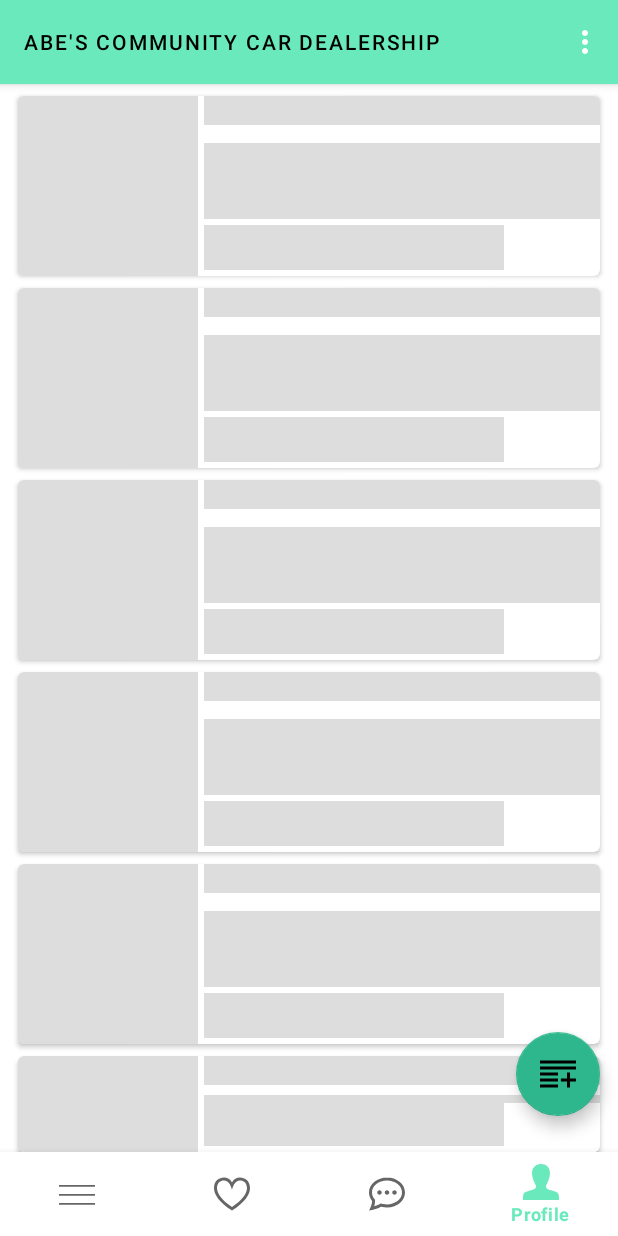
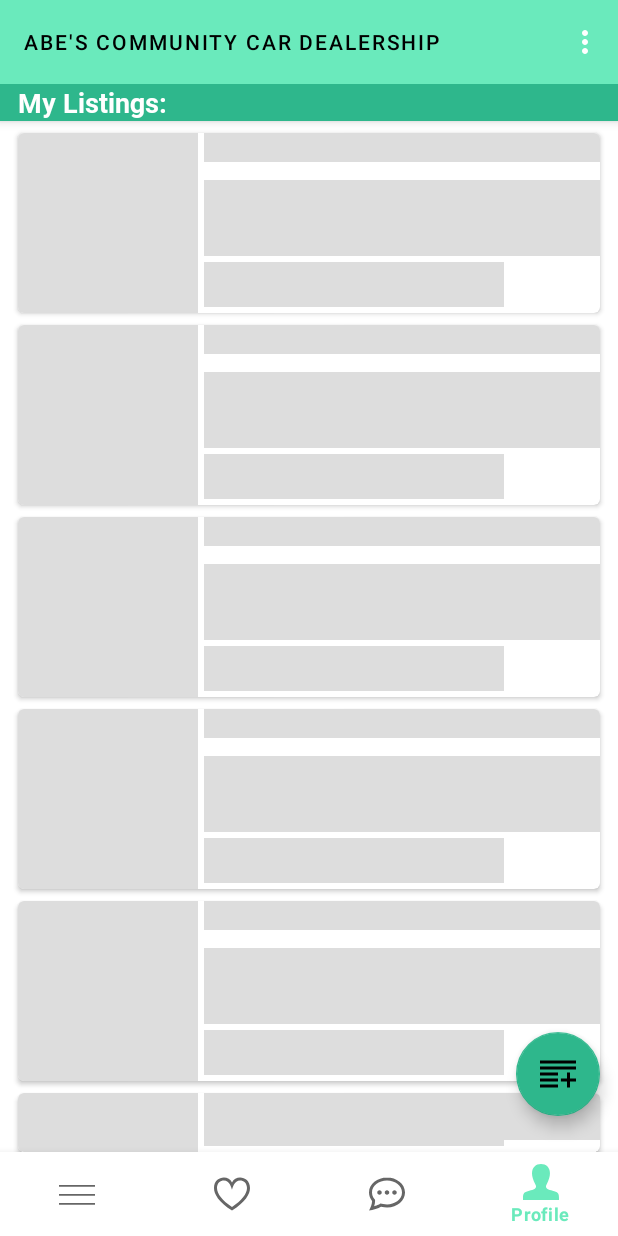
Before and after one commit to habraham2023/Abes_Car_Dealership, an Android app: the screen it shows after launch (MainActivity), item 4 of the bottom bar chosen, on a phone screen of 412 x 824 dp. Run offline under Robolectric (Android 15) with nearby library versions, the phone set to English and light mode, and no system bars; our stand-ins replace Shimmer; libraries missing offline, so code that uses them is left out: com.parse, it.xabaras.android; pictures from the network do not load; 16 statements that could not run were skipped.

Commit message:
Made several UI improvements

```diff
--- a/app/src/main/java/com/habraham/abes_car_dealership/fragments/ListingsFragment.java
+++ b/app/src/main/java/com/habraham/abes_car_dealership/fragments/ListingsFragment.java
@@ -61,7 +61,7 @@ public class ListingsFragment extends Fragment implements FilterFragmentDialog.F
     EndlessRecyclerViewScrollListener scrollListener;
     String make, model, year, sort;
     int maxDistance;
-    private FragmentListingsBinding binding;
+    protected FragmentListingsBinding binding;
 
     public ListingsFragment() {
         // Required empty public constructor
--- a/app/src/main/java/com/habraham/abes_car_dealership/fragments/MyListingsFragment.java
+++ b/app/src/main/java/com/habraham/abes_car_dealership/fragments/MyListingsFragment.java
@@ -4,10 +4,13 @@ import android.content.DialogInterface;
 import android.graphics.Canvas;
 import android.os.Bundle;
 import android.util.Log;
+import android.view.LayoutInflater;
 import android.view.Menu;
 import android.view.MenuInflater;
 import android.view.MenuItem;
 import android.view.View;
+import android.view.ViewGroup;
+import android.widget.TextView;
 
 import androidx.annotation.NonNull;
 import androidx.annotation.Nullable;
@@ -18,6 +21,7 @@ import androidx.recyclerview.widget.RecyclerView;
 
 import com.google.android.material.dialog.MaterialAlertDialogBuilder;
 import com.habraham.abes_car_dealership.R;
+import com.habraham.abes_car_dealership.databinding.FragmentMyListingsBinding;
 import com.habraham.abes_car_dealership.models.Chat;
 import com.habraham.abes_car_dealership.models.Favorite;
 import com.habraham.abes_car_dealership.models.Listing;
@@ -33,6 +37,7 @@ import it.xabaras.android.recyclerview.swipedecorator.RecyclerViewSwipeDecorator
 
 public class MyListingsFragment extends ListingsFragment {
     private static final String TAG = "MyListingsFragment";
+    TextView tvMyListingsHeading;
 
     public MyListingsFragment() {
         // Required empty public constructor
@@ -41,6 +46,8 @@ public class MyListingsFragment extends ListingsFragment {
     @Override
     public void onViewCreated(@NonNull final View view, @Nullable Bundle savedInstanceState) {
         super.onViewCreated(view, savedInstanceState);
+        tvMyListingsHeading = binding.tvMyListingsHeading;
+        tvMyListingsHeading.setVisibility(View.VISIBLE);
 
         toolbar.inflateMenu(R.menu.menu_profile);
 
--- a/app/src/main/res/layout/activity_login.xml
+++ b/app/src/main/res/layout/activity_login.xml
@@ -4,7 +4,8 @@
     xmlns:tools="http://schemas.android.com/tools"
     android:layout_width="match_parent"
     android:layout_height="match_parent"
-    tools:context=".activities.LoginActivity">
+    tools:context=".activities.LoginActivity"
+    android:background="@color/primaryLightColor">
 
     <com.google.android.material.card.MaterialCardView
         android:layout_width="match_parent"
@@ -17,7 +18,8 @@
 
         <RelativeLayout
             android:layout_width="match_parent"
-            android:layout_height="match_parent">
+            android:layout_height="match_parent"
+            android:background="@color/lightGray">
 
             <TextView
                 android:id="@+id/title"
--- a/app/src/main/res/layout/activity_onboarding.xml
+++ b/app/src/main/res/layout/activity_onboarding.xml
@@ -4,7 +4,8 @@
     xmlns:tools="http://schemas.android.com/tools"
     android:layout_width="match_parent"
     android:layout_height="match_parent"
-    tools:context=".activities.OnboardingActivity">
+    tools:context=".activities.OnboardingActivity"
+    android:background="@color/primaryLightColor">
 
     <com.google.android.material.card.MaterialCardView
         android:layout_width="match_parent"
@@ -17,7 +18,8 @@
 
         <androidx.constraintlayout.widget.ConstraintLayout
             android:layout_width="match_parent"
-            android:layout_height="match_parent">
+            android:layout_height="match_parent"
+            android:background="@color/lightGray">
 
             <ImageView
                 android:id="@+id/imageView"
--- a/app/src/main/res/layout/activity_signup.xml
+++ b/app/src/main/res/layout/activity_signup.xml
@@ -4,7 +4,8 @@
     xmlns:tools="http://schemas.android.com/tools"
     android:layout_width="match_parent"
     android:layout_height="match_parent"
-    tools:context=".activities.LoginActivity">
+    tools:context=".activities.LoginActivity"
+    android:background="@color/primaryLightColor">
 
     <com.google.android.material.card.MaterialCardView
         android:layout_width="match_parent"
@@ -17,7 +18,8 @@
 
         <RelativeLayout
             android:layout_width="match_parent"
-            android:layout_height="match_parent">
+            android:layout_height="match_parent"
+            android:background="@color/lightGray">
 
             <TextView
                 android:id="@+id/title"
--- a/app/src/main/res/layout/fragment_listings.xml
+++ b/app/src/main/res/layout/fragment_listings.xml
@@ -30,6 +30,19 @@
                 android:layout_height="wrap_content"
                 android:text="@string/app_name" />
         </androidx.appcompat.widget.Toolbar>
+        <TextView
+            android:id="@+id/tvMyListingsHeading"
+            android:layout_width="match_parent"
+            android:layout_height="wrap_content"
+            android:layout_below="@+id/app_bar"
+            android:background="@color/primaryDarkColor"
+            android:fontFamily="@font/roboto_bold"
+            android:paddingStart="12dp"
+            android:text="My Listings:"
+            android:textAppearance="@style/TextAppearance.AppCompat.Medium"
+            android:textColor="@color/secondaryTextColor"
+            android:textStyle="bold"
+            android:visibility="gone" />
     </com.google.android.material.appbar.AppBarLayout>
 
     <com.facebook.shimmer.ShimmerFrameLayout
--- a/app/src/main/res/values/colors.xml
+++ b/app/src/main/res/values/colors.xml
@@ -10,5 +10,5 @@
     <color name="secondaryTextColor">#ffffff</color>
     <color name="cardinal">#d11a2a</color>
     <color name="colorGrey">#dddddd</color>
-
+    <color name="lightGray">#F8FAFC</color>
 </resources>
```
